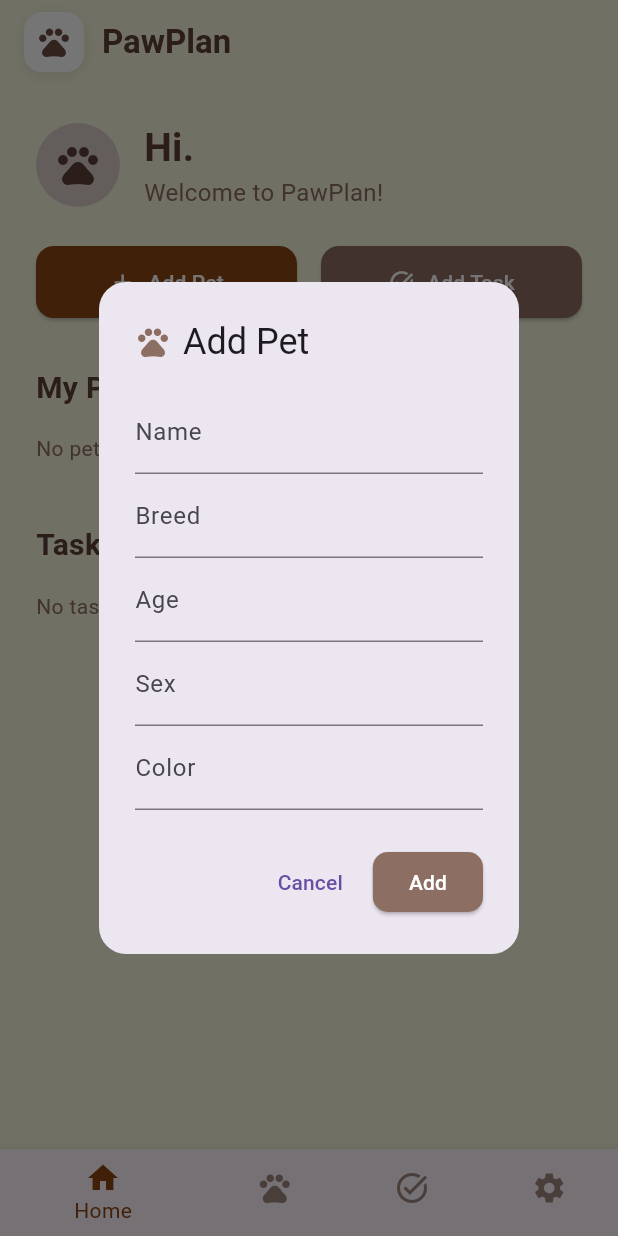
After one commit to KengKWxx/pawplan, a Flutter app: the HomeScreen screen opened directly, after a tap on "Add Pet", on a phone screen of 412 x 824 dp. The commit adds this screen. Run offline on Flutter 3.47's test engine with Material 3 defaults, Android fonts, the phone set to English and light mode, and no system bars; our stand-ins replace firebase_auth, firebase_core; accounts and stored records are empty.

Commit message:
home screen

```diff
--- a/lib/screens/forgot_password_screen.dart
+++ b/lib/screens/forgot_password_screen.dart
@@ -128,7 +128,7 @@ class _ForgotPasswordScreenState extends State<ForgotPasswordScreen>
                 children: [
                   const Icon(Icons.error, color: Colors.white),
                   const SizedBox(width: 10),
-                  Expanded(child: Text("❌ $errorMessage")),
+                  Expanded(child: Text(" $errorMessage")),
                 ],
               ),
               backgroundColor: Colors.red,
@@ -149,7 +149,7 @@ class _ForgotPasswordScreenState extends State<ForgotPasswordScreen>
                 children: [
                   const Icon(Icons.error, color: Colors.white),
                   const SizedBox(width: 10),
-                  Expanded(child: Text("❌ Network error. Please check your connection")),
+                  Expanded(child: Text(" Network error. Please check your connection")),
                 ],
               ),
               backgroundColor: Colors.red,
--- /dev/null
+++ b/lib/screens/home_screen.dart
@@ -0,0 +1,537 @@
+import 'package:flutter/material.dart';
+import 'package:firebase_auth/firebase_auth.dart';
+
+class HomeScreen extends StatefulWidget {
+  const HomeScreen({super.key});
+
+  @override
+  State<HomeScreen> createState() => _HomeScreenState();
+}
+
+class _HomeScreenState extends State<HomeScreen> {
+  int _navIndex = 0;
+  final List<Map<String, dynamic>> _pets = [];
+  final List<Map<String, dynamic>> _tasks = [];
+
+  User? get _user => FirebaseAuth.instance.currentUser;
+
+  void _addPetDialog() async {
+    final nameController = TextEditingController();
+    final breedController = TextEditingController();
+    final ageController = TextEditingController();
+    final sexController = TextEditingController();
+    final colorController = TextEditingController();
+
+    await showDialog(
+      context: context,
+      builder: (ctx) => AlertDialog(
+        shape: RoundedRectangleBorder(borderRadius: BorderRadius.circular(18)),
+        title: Row(
+          children: [
+            Icon(Icons.pets, color: Colors.brown.shade400),
+            const SizedBox(width: 8),
+            const Text("Add Pet"),
+          ],
+        ),
+        content: SingleChildScrollView(
+          child: Column(
+            children: [
+              TextField(
+                controller: nameController,
+                decoration: const InputDecoration(labelText: "Name"),
+              ),
+              TextField(
+                controller: breedController,
+                decoration: const InputDecoration(labelText: "Breed"),
+              ),
+              TextField(
+                controller: ageController,
+                decoration: const InputDecoration(labelText: "Age"),
+              ),
+              TextField(
+                controller: sexController,
+                decoration: const InputDecoration(labelText: "Sex"),
+              ),
+              TextField(
+                controller: colorController,
+                decoration: const InputDecoration(labelText: "Color"),
+              ),
+            ],
+          ),
+        ),
+        actions: [
+          TextButton(
+            child: const Text("Cancel"),
+            onPressed: () => Navigator.pop(ctx),
+          ),
+          ElevatedButton(
+            style: ElevatedButton.styleFrom(
+              backgroundColor: Colors.brown.shade400,
+              foregroundColor: Colors.white,
+              shape: RoundedRectangleBorder(
+                borderRadius: BorderRadius.circular(10),
+              ),
+            ),
+            child: const Text("Add"),
+            onPressed: () {
+              setState(() {
+                _pets.add({
+                  'name': nameController.text,
+                  'breed': breedController.text,
+                  'age': ageController.text,
+                  'sex': sexController.text,
+                  'color': colorController.text,
+                  'owner': _user?.displayName ?? _user?.email ?? "User",
+                });
+              });
+              Navigator.pop(ctx);
+            },
+          ),
+        ],
+      ),
+    );
+  }
+
+  void _addTaskDialog() async {
+    if (_pets.isEmpty) {
+      ScaffoldMessenger.of(context).showSnackBar(
+        const SnackBar(content: Text("Please add a pet first.")),
+      );
+      return;
+    }
+    final titleController = TextEditingController();
+    final descController = TextEditingController();
+    String? selectedPet = _pets.first['name'];
+    DateTime? selectedDate;
+
+    await showDialog(
+      context: context,
+      builder: (ctx) => AlertDialog(
+        shape: RoundedRectangleBorder(borderRadius: BorderRadius.circular(18)),
+        title: Row(
+          children: [
+            Icon(Icons.task_alt, color: Colors.brown.shade400),
+            const SizedBox(width: 8),
+            const Text("Add Task"),
+          ],
+        ),
+        content: SingleChildScrollView(
+          child: Column(
+            children: [
+              DropdownButtonFormField<String>(
+                value: selectedPet,
+                items: _pets
+                    .map((pet) => DropdownMenuItem<String>(
+                          value: pet['name'],
+                          child: Text("${pet['name']} (${pet['owner']})"),
+                        ))
+                    .toList(),
+                onChanged: (v) => selectedPet = v,
+                decoration: const InputDecoration(labelText: "Pet"),
+              ),
+              TextField(
+                controller: titleController,
+                decoration: const InputDecoration(labelText: "Task Title"),
+              ),
+              TextField(
+                controller: descController,
+                decoration: const InputDecoration(labelText: "Description"),
+              ),
+              const SizedBox(height: 8),
+              Row(
+                children: [
+                  Expanded(
+                    child: OutlinedButton.icon(
+                      icon: const Icon(Icons.calendar_today),
+                      label: Text(selectedDate == null
+                          ? "Pick Date"
+                          : "${selectedDate?.day}/${selectedDate?.month}/${selectedDate?.year}"),
+                      onPressed: () async {
+                        final picked = await showDatePicker(
+                          context: ctx,
+                          initialDate: DateTime.now(),
+                          firstDate: DateTime.now().subtract(const Duration(days: 1)),
+                          lastDate: DateTime.now().add(const Duration(days: 365)),
+                        );
+                        if (picked != null) {
+                          setState(() => selectedDate = picked);
+                        }
+                      },
+                    ),
+                  ),
+                ],
+              ),
+            ],
+          ),
+        ),
+        actions: [
+          TextButton(
+            child: const Text("Cancel"),
+            onPressed: () => Navigator.pop(ctx),
+          ),
+          ElevatedButton(
+            style: ElevatedButton.styleFrom(
+              backgroundColor: Colors.brown.shade400,
+              foregroundColor: Colors.white,
+              shape: RoundedRectangleBorder(
+                borderRadius: BorderRadius.circular(10),
+              ),
+            ),
+            child: const Text("Add"),
+            onPressed: () {
+              setState(() {
+                _tasks.add({
+                  'pet': selectedPet,
+                  'title': titleController.text,
+                  'desc': descController.text,
+                  'date': selectedDate,
+                });
+              });
+              Navigator.pop(ctx);
+            },
+          ),
+        ],
+      ),
+    );
+  }
+
+  Widget _buildHome() {
+    final name = _user?.displayName ?? _user?.email ?? "User";
+    return ListView(
+      padding: const EdgeInsets.all(24),
+      children: [
+        Row(
+          children: [
+            CircleAvatar(
+              radius: 28,
+              backgroundColor: Colors.brown.shade100,
+              child: Icon(Icons.pets, color: Colors.brown.shade700, size: 32),
+            ),
+            const SizedBox(width: 16),
+            Column(
+              crossAxisAlignment: CrossAxisAlignment.start,
+              children: [
+                Text(
+                  "Hi. $name",
+                  style: TextStyle(
+                    fontSize: 26,
+                    fontWeight: FontWeight.bold,
+                    color: Colors.brown.shade700,
+                  ),
+                ),
+                Text(
+                  "Welcome to PawPlan!",
+                  style: TextStyle(
+                    fontSize: 16,
+                    color: Colors.brown.shade400,
+                  ),
+                ),
+              ],
+            ),
+          ],
+        ),
+        const SizedBox(height: 24),
+        Row(
+          children: [
+            Expanded(
+              child: ElevatedButton.icon(
+                style: ElevatedButton.styleFrom(
+                  backgroundColor: const Color(0xFF8B4513),
+                  foregroundColor: Colors.white,
+                  padding: const EdgeInsets.symmetric(vertical: 14),
+                  shape: RoundedRectangleBorder(
+                    borderRadius: BorderRadius.circular(12),
+                  ),
+                ),
+                icon: const Icon(Icons.add),
+                label: const Text("Add Pet"),
+                onPressed: _addPetDialog,
+              ),
+            ),
+            const SizedBox(width: 16),
+            Expanded(
+              child: ElevatedButton.icon(
+                style: ElevatedButton.styleFrom(
+                  backgroundColor: Colors.brown.shade400,
+                  foregroundColor: Colors.white,
+                  padding: const EdgeInsets.symmetric(vertical: 14),
+                  shape: RoundedRectangleBorder(
+                    borderRadius: BorderRadius.circular(12),
+                  ),
+                ),
+                icon: const Icon(Icons.task_alt),
+                label: const Text("Add Task"),
+                onPressed: _addTaskDialog,
+              ),
+            ),
+          ],
+        ),
+        const SizedBox(height: 32),
+        Text(
+          "My Pets",
+          style: TextStyle(
+            fontWeight: FontWeight.bold,
+            fontSize: 20,
+            color: Colors.brown.shade700,
+          ),
+        ),
+        if (_pets.isEmpty)
+          Padding(
+            padding: const EdgeInsets.symmetric(vertical: 16),
+            child: Text(
+              "No pets added yet.",
+              style: TextStyle(color: Colors.brown.shade400),
+            ),
+          ),
+        ..._pets.map((pet) => Card(
+              margin: const EdgeInsets.symmetric(vertical: 8),
+              elevation: 2,
+              shape: RoundedRectangleBorder(
+                  borderRadius: BorderRadius.circular(16)),
+              child: ListTile(
+                leading: CircleAvatar(
+                  backgroundColor: Colors.brown.shade100,
+                  child: Icon(Icons.pets, color: Colors.brown.shade700),
+                ),
+                title: Text(pet['name']),
+                subtitle: Text(
+                    "${pet['breed']}, ${pet['age']}, ${pet['sex']}, ${pet['color']}"),
+                trailing: IconButton(
+                  icon: const Icon(Icons.edit, color: Color(0xFF8B4513)),
+                  onPressed: () {
+                    // TODO: Edit pet info
+                  },
+                ),
+              ),
+            )),
+        const SizedBox(height: 24),
+        Text(
+          "Tasks",
+          style: TextStyle(
+            fontWeight: FontWeight.bold,
+            fontSize: 20,
+            color: Colors.brown.shade700,
+          ),
+        ),
+        if (_tasks.isEmpty)
+          Padding(
+            padding: const EdgeInsets.symmetric(vertical: 16),
+            child: Text(
+              "No tasks added yet.",
+              style: TextStyle(color: Colors.brown.shade400),
+            ),
+          ),
+        ..._tasks.map((task) => Card(
+              margin: const EdgeInsets.symmetric(vertical: 8),
+              elevation: 2,
+              shape: RoundedRectangleBorder(
+                  borderRadius: BorderRadius.circular(16)),
+              child: ListTile(
+                leading: CircleAvatar(
+                  backgroundColor: Colors.brown.shade100,
+                  child: Icon(Icons.task_alt, color: Colors.brown.shade700),
+                ),
+                title: Text(task['title']),
+                subtitle: Text(
+                    "Pet: ${task['pet']}\n${task['desc']}${task['date'] != null ? "\nDate: ${task['date'].day}/${task['date'].month}/${task['date'].year}" : ""}"),
+                trailing: IconButton(
+                  icon: const Icon(Icons.check_circle, color: Color(0xFF8B4513)),
+                  onPressed: () {
+                    // TODO: Mark as done
+                  },
+                ),
+              ),
+            )),
+      ],
+    );
+  }
+
+  Widget _buildPets() {
+    return ListView(
+      padding: const EdgeInsets.all(24),
+      children: [
+        Text(
+          "My Pets",
+          style: TextStyle(
+            fontWeight: FontWeight.bold,
+            fontSize: 24,
+            color: Colors.brown.shade700,
+          ),
+        ),
+        if (_pets.isEmpty)
+          Padding(
+            padding: const EdgeInsets.symmetric(vertical: 16),
+            child: Text(
+              "No pets added yet.",
+              style: TextStyle(color: Colors.brown.shade400),
+            ),
+          ),
+        ..._pets.map((pet) => Card(
+              margin: const EdgeInsets.symmetric(vertical: 8),
+              elevation: 2,
+              shape: RoundedRectangleBorder(
+                  borderRadius: BorderRadius.circular(16)),
+              child: ListTile(
+                leading: CircleAvatar(
+                  backgroundColor: Colors.brown.shade100,
+                  child: Icon(Icons.pets, color: Colors.brown.shade700),
+                ),
+                title: Text(pet['name']),
+                subtitle: Text(
+                    "${pet['breed']}, ${pet['age']}, ${pet['sex']}, ${pet['color']}"),
+                trailing: IconButton(
+                  icon: const Icon(Icons.edit, color: Color(0xFF8B4513)),
+                  onPressed: () {
+                    // TODO: Edit pet info
+                  },
+                ),
+              ),
+            )),
+        const SizedBox(height: 16),
+        ElevatedButton.icon(
+          icon: const Icon(Icons.add),
+          label: const Text("Add Pet"),
+          onPressed: _addPetDialog,
+        ),
+      ],
+    );
+  }
+
+  Widget _buildTasks() {
+    return ListView(
+      padding: const EdgeInsets.all(24),
+      children: [
+        Text(
+          "Tasks",
+          style: TextStyle(
+            fontWeight: FontWeight.bold,
+            fontSize: 24,
+            color: Colors.brown.shade700,
+          ),
+        ),
+        if (_tasks.isEmpty)
+          Padding(
+            padding: const EdgeInsets.symmetric(vertical: 16),
+            child: Text(
+              "No tasks added yet.",
+              style: TextStyle(color: Colors.brown.shade400),
+            ),
+          ),
+        ..._tasks.map((task) => Card(
+              margin: const EdgeInsets.symmetric(vertical: 8),
+              elevation: 2,
+              shape: RoundedRectangleBorder(
+                  borderRadius: BorderRadius.circular(16)),
+              child: ListTile(
+                leading: CircleAvatar(
+                  backgroundColor: Colors.brown.shade100,
+                  child: Icon(Icons.task_alt, color: Colors.brown.shade700),
+                ),
+                title: Text(task['title']),
+                subtitle: Text(
+                    "Pet: ${task['pet']}\n${task['desc']}${task['date'] != null ? "\nDate: ${task['date'].day}/${task['date'].month}/${task['date'].year}" : ""}"),
+                trailing: IconButton(
+                  icon: const Icon(Icons.check_circle, color: Color(0xFF8B4513)),
+                  onPressed: () {
+                    // TODO: Mark as done
+                  },
+                ),
+              ),
+            )),
+        const SizedBox(height: 16),
+        ElevatedButton.icon(
+          icon: const Icon(Icons.add),
+          label: const Text("Add Task"),
+          onPressed: _addTaskDialog,
+        ),
+      ],
+    );
+  }
+
+  Widget _buildSettings() {
+    return Center(
+      child: Column(
+        mainAxisAlignment: MainAxisAlignment.center,
+        children: [
+          Icon(Icons.settings, size: 48, color: Colors.brown.shade400),
+          const SizedBox(height: 12),
+          Text(
+            "Settings Coming Soon",
+            style: TextStyle(
+              fontWeight: FontWeight.bold,
+              color: Colors.brown.shade500,
+              fontSize: 18,
+            ),
+          ),
+        ],
+      ),
+    );
+  }
+
+  @override
+  Widget build(BuildContext context) {
+    Widget body;
+    switch (_navIndex) {
+      case 1:
+        body = _buildPets();
+        break;
+      case 2:
+        body = _buildTasks();
+        break;
+      case 3:
+        body = _buildSettings();
+        break;
+      default:
+        body = _buildHome();
+    }
+
+    return Scaffold(
+      backgroundColor: const Color(0xFFF5F5DC),
+      appBar: AppBar(
+        backgroundColor: const Color(0xFFF5F5DC),
+        elevation: 0,
+        title: Row(
+          children: [
+            Container(
+              width: 40,
+              height: 40,
+              decoration: BoxDecoration(
+                color: Colors.white,
+                borderRadius: BorderRadius.circular(12),
+                boxShadow: [
+                  BoxShadow(
+                    color: Colors.brown.withOpacity(0.15),
+                    blurRadius: 8,
+                    offset: const Offset(0, 2),
+                  )
+                ],
+              ),
+              child: Icon(Icons.pets, color: Colors.brown.shade600),
+            ),
+            const SizedBox(width: 12),
+            Text(
+              "PawPlan",
+              style: TextStyle(
+                fontWeight: FontWeight.bold,
+                color: Colors.brown.shade700,
+              ),
+            ),
+          ],
+        ),
+      ),
+      body: body,
+      bottomNavigationBar: BottomNavigationBar(
+        selectedItemColor: const Color(0xFF8B4513),
+        unselectedItemColor: Colors.brown.shade300,
+        items: const [
+          BottomNavigationBarItem(icon: Icon(Icons.home), label: "Home"),
+          BottomNavigationBarItem(icon: Icon(Icons.pets), label: "Pets"),
+          BottomNavigationBarItem(icon: Icon(Icons.task_alt), label: "Tasks"),
+          BottomNavigationBarItem(icon: Icon(Icons.settings), label: "Settings"),
+        ],
+        currentIndex: _navIndex,
+        onTap: (i) => setState(() => _navIndex = i),
+      ),
+    );
+  }
+}
--- a/lib/screens/register_screen.dart
+++ b/lib/screens/register_screen.dart
@@ -185,7 +185,7 @@ class _RegisterScreenState extends State<RegisterScreen> with TickerProviderStat
                 children: [
                   const Icon(Icons.error, color: Colors.white),
                   const SizedBox(width: 10),
-                  Expanded(child: Text("❌ $errorMessage")),
+                  Expanded(child: Text(" $errorMessage")),
                 ],
               ),
               backgroundColor: Colors.red,
@@ -206,7 +206,7 @@ class _RegisterScreenState extends State<RegisterScreen> with TickerProviderStat
                 children: [
                   const Icon(Icons.error, color: Colors.white),
                   const SizedBox(width: 10),
-                  Expanded(child: Text("❌ Network error: $e")),
+                  Expanded(child: Text(" Network error: $e")),
                 ],
               ),
               backgroundColor: Colors.red,
```
Also changed, not shown: lib/main.dart (+9 -3 lines), lib/screens/login_screen.dart (+7 -3 lines), pubspec.yaml (+7 -15 lines), assets/images/pawplan_logo.png, pubspec.lock, 3 other files.
